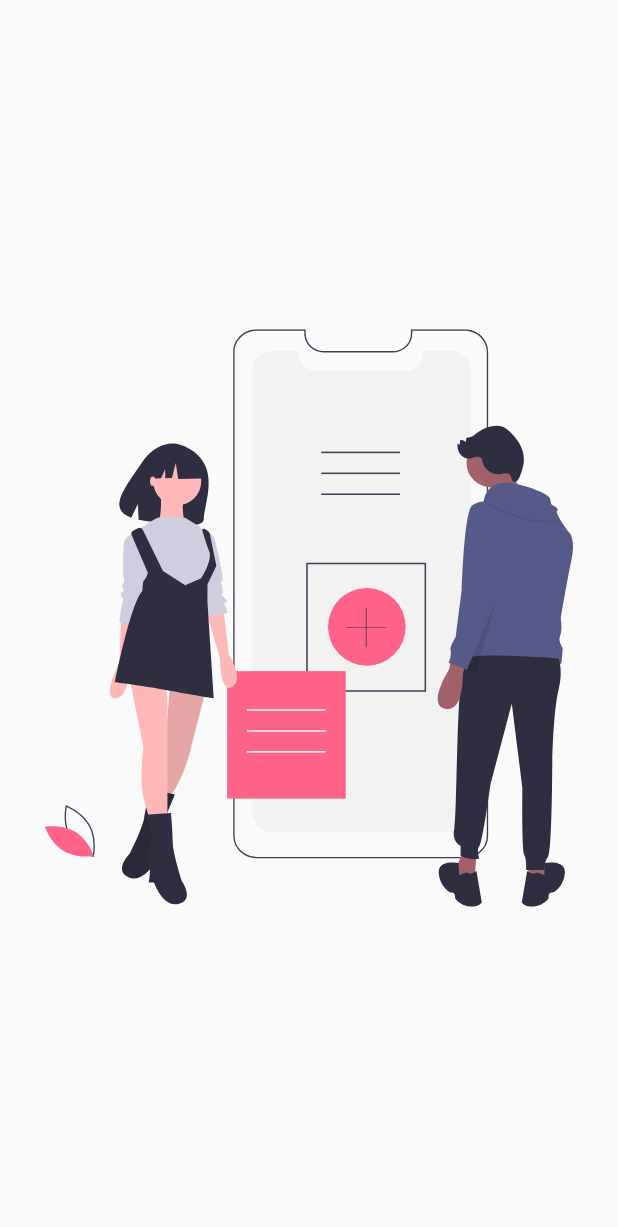
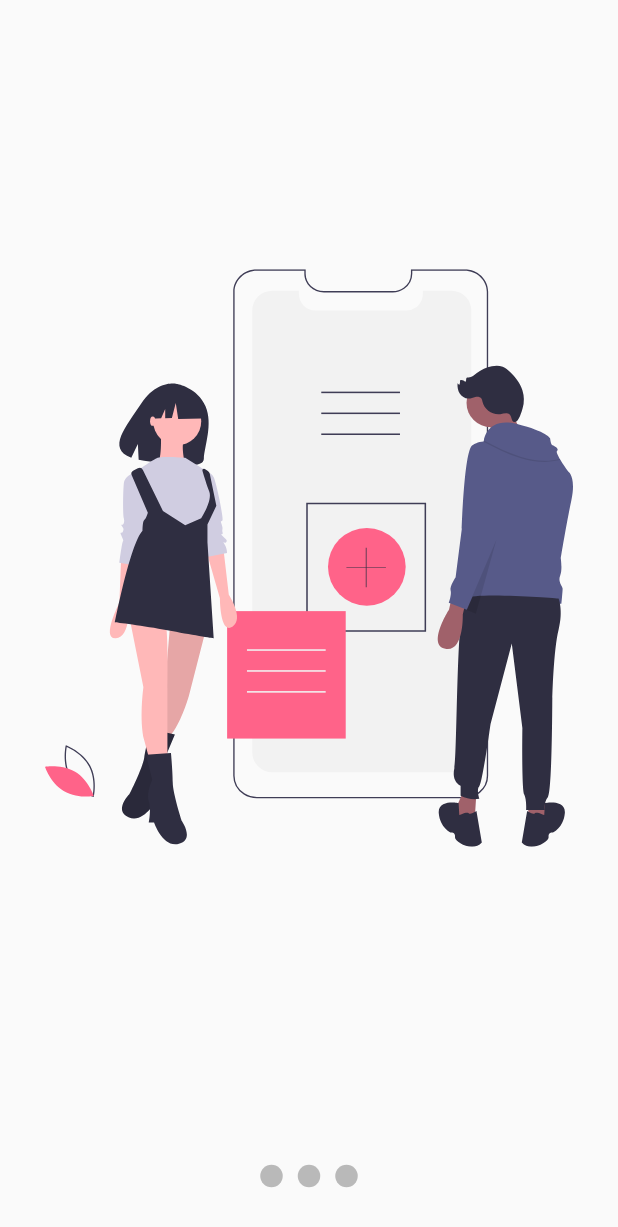
Before and after one commit to KikeSan/ClasesFlutter-2, a Flutter app: the screen it shows after launch, on a phone screen of 412 x 824 dp. Shown: the top 1227 px of the screen. Run offline on Flutter 3.47's test engine with Material 2 defaults, Android fonts, the phone set to English and light mode, and no system bars; our stand-ins replace flutter_svg.

Commit message:
diseño de los puntos indicadores

```diff
--- a/headers/lib/src/pages/slideshow_page.dart
+++ b/headers/lib/src/pages/slideshow_page.dart
@@ -7,11 +7,53 @@ class SlideShowPage extends StatelessWidget {
   Widget build(BuildContext context) {
     return Scaffold(
       body: Center(
-        child: _Slides()
+        child: Column(
+          children: <Widget>[
+            Expanded(
+                child: _Slides()),
+            _Dots()
+          ],
+        )
       ),
     );
   }
 }
+
+class _Dots extends StatelessWidget {
+  @override
+  Widget build(BuildContext context) {
+    return Container(
+      width: double.infinity,
+      height: 80,
+      child: Row(
+        mainAxisAlignment: MainAxisAlignment.center,
+        children: [
+          _Dot(),
+          _Dot(),
+          _Dot()
+        ],
+      ),
+    );
+  }
+}
+
+class _Dot extends StatelessWidget {
+
+
+  @override
+  Widget build(BuildContext context) {
+    return Container(
+      width: 15,
+      height: 15,
+      margin: EdgeInsets.symmetric(horizontal: 5),
+      decoration: BoxDecoration(
+        color:Colors.black26,
+        shape: BoxShape.circle
+      ),
+    );
+  }
+}
+
 
 class _Slides extends StatelessWidget {
   @override
```
